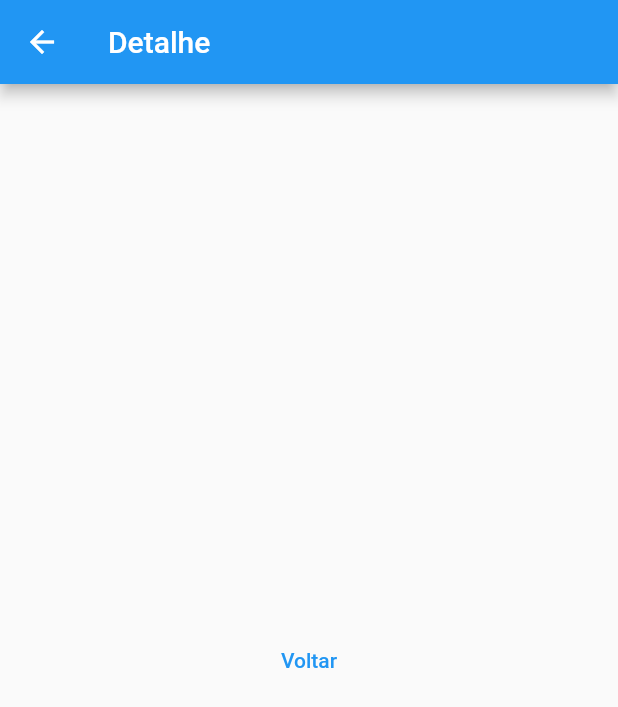
After one commit to caneto/flutter_academiadoflutter, a Flutter app: the screen it shows after launch, after a tap on "Ir para Detalhe2 e aguardar", on a phone screen of 412 x 824 dp. The commit adds this screen. Shown: the top 707 px of the screen. Run offline on Flutter 3.47's test engine with Material 2 defaults, Android fonts, the phone set to English and light mode, and no system bars.

Commit message:
Finalizando a Aula de Navegação

```diff
--- a/flutter_maonamassa_navegacao/lib/core/navigator_observer_custom.dart
+++ b/flutter_maonamassa_navegacao/lib/core/navigator_observer_custom.dart
@@ -4,13 +4,11 @@ import 'package:flutter/cupertino.dart';
 class NavigatorObserverCustom extends NavigatorObserver {
   @override
   void didPush(Route route, Route? previousRoute) {
-    // TODO: implement didPush
     super.didPush(route, previousRoute);
   }
 
   @override
   void didPop(Route route, Route? previousRoute) {
-    // TODO: implement didPop
     super.didPop(route, previousRoute);
   }
 }
--- a/flutter_maonamassa_navegacao/lib/main.dart
+++ b/flutter_maonamassa_navegacao/lib/main.dart
@@ -2,6 +2,8 @@ import 'package:flutter/material.dart';
 import 'package:flutter_maonamassa_navegacao/core/navigator_observer_custom.dart';
 import 'package:flutter_maonamassa_navegacao/pages/detalhe_page.dart';
 import 'package:flutter_maonamassa_navegacao/pages/home_page.dart';
+
+import 'pages/detalhe2_page.dart';
 
 void main() {
   runApp(const MyApp());
@@ -21,12 +23,12 @@ class MyApp extends StatelessWidget {
         NavigatorObserverCustom(),
       ],
       onGenerateRoute: (RouteSettings settings) {
-        if (settings.name == '/') {
-          return MaterialPageRoute(
-            settings: settings,
-            builder: (context) => const HomePage(),
-          );
-        }
+        //if (settings.name == '/') {
+        //  return MaterialPageRoute(
+        //    settings: settings,
+        //    builder: (context) => const HomePage(),
+        //  );
+        //}
         if (settings.name == '/detalhe') {
           return MaterialPageRoute(
             settings: settings,
@@ -35,10 +37,10 @@ class MyApp extends StatelessWidget {
         }
       },
 
-      //routes: {
-      //  '/': (_) => const HomePage(),
-      //  '/detalhe': (_) => const DetalhePage(),
-      //},
+      routes: {
+        '/': (_) => const HomePage(),
+        '/detalhe2': (_) => const Detalhe2Page(),
+      },
     );
   }
 }
--- /dev/null
+++ b/flutter_maonamassa_navegacao/lib/pages/detalhe2_page.dart
@@ -0,0 +1,20 @@
+import 'package:flutter/material.dart';
+
+class Detalhe2Page extends StatelessWidget {
+
+  const Detalhe2Page({ Key? key }) : super(key: key);
+
+   @override
+   Widget build(BuildContext context) {
+       return Scaffold(
+           appBar: AppBar(title: const Text('Detalhe '),),
+           body: Center(
+            child: TextButton(
+              onPressed: () {
+                Navigator.of(context).pop('Parametro retornado pela tela Detalhe2Page');
+              },
+              child: const Text('Voltar')),
+           ),
+       );
+  }
+}
--- a/flutter_maonamassa_navegacao/lib/pages/home_page.dart
+++ b/flutter_maonamassa_navegacao/lib/pages/home_page.dart
@@ -29,6 +29,14 @@ class HomePage extends StatelessWidget {
               },
               child: const Text('Ir para Detalhe PageRoute'),
             ),
+            TextButton(
+              onPressed: () async {
+                String message =  await Navigator.of(context)
+                    .pushNamed('/detalhe2') as String;
+                print('Mensagem recebida da pagina: $message');
+              },
+              child: const Text('Ir para Detalhe2 e aguardar'),
+            ),
           ],
         ),
       ),
```
